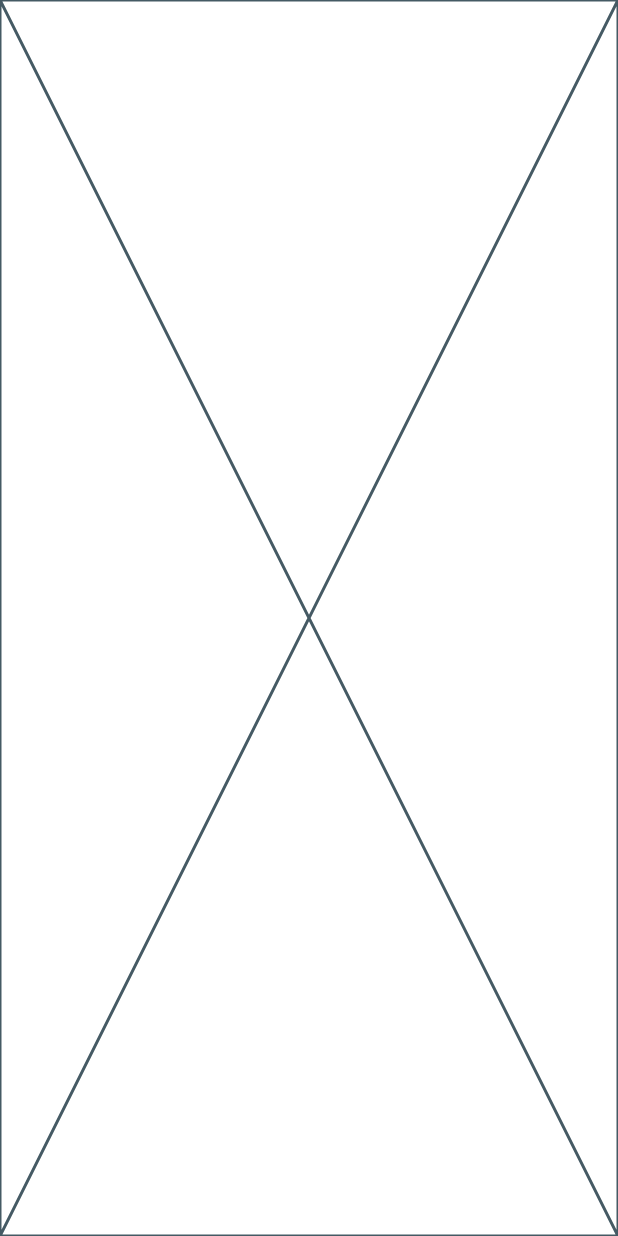
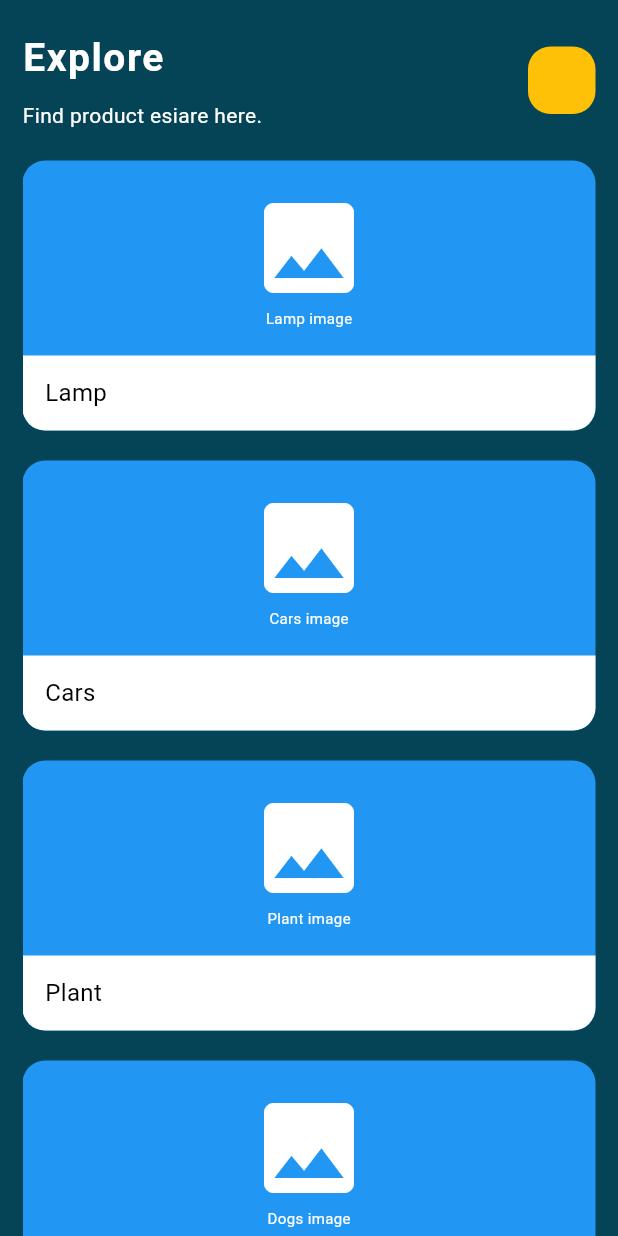
Before and after one commit to Ayushjangid98/class_flutter, a Flutter app: the screen it shows after launch, on a phone screen of 412 x 824 dp. Run offline on Flutter 3.47's test engine with Material 3 defaults, Android fonts, the light colour scheme and no system bars.

Commit message:
ui practice

```diff
--- a/lib/list_class.dart
+++ /dev/null
@@ -1,7 +0,0 @@
-
-
-void listFunction(){
-
-
-
-}
--- a/lib/main.dart
+++ b/lib/main.dart
@@ -1,229 +1,100 @@
-import 'dart:convert';
-
 import 'package:flutter/material.dart';
 
-import 'list_class.dart';
-
+// https://static.vecteezy.com/system/resources/previews/008/295/003/original/simple-store-online-ui-design-template-suitable-designing-application-for-android-and-ios-ecommerce-app-mobile-free-vector.jpg
 void main() {
-  listFunction();
   runApp(const MyApp());
 }
 
 class MyApp extends StatelessWidget {
   const MyApp({super.key});
 
-  // This widget is the root of your application.
   @override
   Widget build(BuildContext context) {
-    return MaterialApp(
-      title: 'Flutter Demo',
-      theme: ThemeData(
-        colorScheme: ColorScheme.fromSeed(seedColor: Colors.deepPurple),
-        useMaterial3: true,
-      ),
-      home: const Test(),
+    return  MaterialApp(
+      home: Explore(),
     );
   }
 }
 
-class Test extends StatefulWidget {
-  const Test({super.key});
-
+class Explore extends StatelessWidget {
+  Explore({super.key});
+  List<Map<String,dynamic>> exploreItemsList =[
+    {"label":"Lamp","image":"Lamp image"},{"label":"Cars","image":"Cars image"},{"label":"Plant","image":"Plant image"},{"label":"Dogs","image":"Dogs image"},];
   @override
-  State<Test> createState() => _TestState();
-}
-
-class _TestState extends State<Test> {
+  Widget build(BuildContext context) {
+    return  Scaffold(
+      // backgroundColor: Colors.white,
+      backgroundColor:const  Color(0xff054456),
+      // backgroundColor: Color.fromRGBO(5, 68, 86, 1),
+      body: Padding(
+        // padding: const EdgeInsets.all(15),
+        padding: EdgeInsets.symmetric(horizontal: 15,vertical: MediaQuery.of(context).padding.top),
+        // padding: const EdgeInsets.only(top: 200),
+        child:  ListView(
+          children: [
+            const SizedBox(height: 20,),
+            Row(
+              mainAxisAlignment: MainAxisAlignment.spaceBetween,
+              children: [
+                const Column(
+                  crossAxisAlignment: CrossAxisAlignment.start,
+                  children: [
+                    Text("Explore",style: TextStyle(fontSize: 26,fontFamily: "Roboto",fontWeight: FontWeight.w600,color: Colors.white,letterSpacing: 1),),
+                    SizedBox(height: 10,),
+                    Text("Find product esiare here.",style: TextStyle(fontSize: 14,fontFamily: "Roboto",fontWeight: FontWeight.w400,color: Colors.white),),
+                  ],
+                ),
+                Container(
+                  height: 45,
+                  width: 45,
+                  decoration: BoxDecoration(
+                    color: Colors.amber,
+                    borderRadius: BorderRadius.circular(15),
+                  ),
+                )
+              ],
+            ),
+            const SizedBox(height: 20,),
+            ...List.generate(exploreItemsList.length, (index) => Container(
+              height: 180,
+              width: double.infinity,
+              margin: const EdgeInsets.only(bottom: 20),
+              decoration: BoxDecoration(
+                color: Colors.blue,
+                borderRadius: BorderRadius.circular(15),
+              ),
+              child: Column(
+                children: [
+                  Expanded(child: Column(
+                    crossAxisAlignment: CrossAxisAlignment.center,
+                    mainAxisAlignment: MainAxisAlignment.center,
+                    children: [
+                      const Icon(Icons.photo,size: 80,color: Colors.white,),
+                      Text(exploreItemsList[index]['image'],style: TextStyle(fontSize: 10,color: Colors.white),),
+                    ],
+                  )),
+                  Container(
+                    padding: const EdgeInsets.symmetric(horizontal: 15),
+                    alignment: Alignment.centerLeft,
+                    decoration:const BoxDecoration(
+                        color: Colors.white,
+                        borderRadius: BorderRadius.only(bottomLeft: Radius.circular(15),bottomRight: Radius.circular(15))
+                    ),
+                    height: 50,
+                    width: double.infinity,
+                    child: Text(exploreItemsList[index]['label'],style: const TextStyle(fontSize: 16,color: Colors.black),),
+                  )
+                ],
+              ),
+            )),
 
 
-  List<User> userModelList = <User>[
-    // User(id: 1, email: "xyz@gmail.com", name: "xyz", phone: "2345678987654")
-    User(name: "name", phone: "phone", id: 1)
-  ];
-  List<UserModel> userQuickModelList = <UserModel>[
-    UserModel.fromJson( {
-      "id": 10,
-      "name": "Moshe",
-      "email": "mbloxland9@live.com",
-      "phone_no": "663-526-1043"
-    }),
-  ];
-
-
-
-
-
-
-
-
-  List<int> ids = [1, 2, 4, 56];
-
-
-  List<User> userTable = <User>[];
-  List<Map<String, dynamic>> user = <Map<String, dynamic>>[
-    {
-      "id": 1,
-      "name": "Bartholomew",
-      "email": "brobarts0@toplist.cz",
-      "phone_no": "481-306-3783"
-    },
-    {
-      "id": 2,
-      "name": "Gunar",
-      "email": "gliell1@adobe.com",
-      "phone_no": "455-735-6609"
-    },
-    {
-      "id": 3,
-      "name": "Annabell",
-      "email": "awannell2@weather.com",
-      "phone_no": "210-604-7984"
-    },
-  ];
-  void addMonitor(){
-    for (int i = 0; i < user.length; i++) {
-      userTable.add(
-        User(name: user[i]["name"], phone: user[i]["phone_no"],id: user[i]["id"],email: user[i]["email"]),
-      );
-    }
-
-    // for(User user in userTable){
-    //   print(user.name);
-    // }
-
-    for (var user in userTable) {
-      print(user.name);
-    }
-  }
-
-  @override
-  void initState() {
-    /// class type list
-    // print(userTable[1].phone);
-
-    /// Map<String,dynamic> type list
-    print(user[0]["name"]);
-    addMonitor();
-    print(userTable[1].name);
-
-    print(userTable.first.name);
-
-
-    // print(ids.first);
-    // print(userModelList.first.name);
-    // print(user.first["name"]);
-    // print(ids.join("-"));
-    userQuickModelList = List<UserModel>.from([
-      {
-        "id": 1,
-        "names": "Bartholomew",
-        "email": "brobarts0@toplist.cz",
-        "phone_no": "481-306-3783"
-      },
-      {
-        "id": 2,
-        "name": "Gunar",
-        "email": "gliell1@adobe.com",
-        "phone_no": "455-735-6609"
-      },
-      {
-        "id": 3,
-        "names": "Annabell",
-        "email": "awannell2@weather.com",
-        "phone_no": "210-604-7984"
-      },
-      {
-        "id": 4,
-        "name": "Vevay",
-        "email": "vamorine3@t.co",
-        "phone_no": "345-736-0286"
-      },
-      {
-        "id": 5,
-        "name": "Lucita",
-        "email": "ldabbotdoyle4@amazon.de",
-        "phone_no": "741-926-7899"
-      },
-      {
-        "id": 6,
-        "name": "Linea",
-        "email": "llydon5@mysql.com",
-        "phone_no": "902-190-4865"
-      },
-      {
-        "id": 7,
-        "name": "Katherine",
-        "email": "kpetican6@clickbank.net",
-        "phone_no": "515-408-8880"
-      },
-      {
-        "id": 8,
-        "name": "Wallis",
-        "email": "wsaltmarshe7@behance.net",
-        "phone_no": "587-449-5806"
-      },
-      {
-        "id": 9,
-        "name": "Barbey",
-        "email": "bscanlan8@newsvine.com",
-        "phone_no": "578-574-8274"
-      },
-      {
-        "id": 10,
-        "name": "Moshe",
-        "email": "mbloxland9@live.com",
-        "phone_no": "663-526-1043"
-      }
-    ].map((x) => UserModel.fromJson(x)));
-    // print(userQuickModelList.first.phoneNo);
-
-
-
-    super.initState();
-  }
-
-  @override
-  Widget build(BuildContext context) {
-    return const Placeholder();
+          ],
+        ),
+      ),
+    );
   }
 }
 
-class User {
-  int ? id;
-  String name;
-  String phone;
-  String ? email;
-  User({
-    this.id,
-    this.email,
-    required this.name,
-    required this.phone});
-}
-
-class UserModel {
-  final int? id;
-  final String? name;
-  final String? email;
-  final String? phoneNo;
-
-  UserModel({
-    this.id,
-    this.name,
-    this.email,
-    this.phoneNo,
-  });
-
-  factory UserModel.fromJson(Map<String, dynamic> json) => UserModel(
-        id: json["id"],
-        name: json["name"],
-        email: json["email"],
-        phoneNo: json["phone_no"],
-      );
-
-  Map<String, dynamic> toJson() => {
-        "id": id,
-        "name": name,
-        "email": email,
-        "phone_no": phoneNo,
-      };
-}
+///  today task
+///  https://assets.justinmind.com/wp-content/uploads/2020/09/ios-app-design-drum-school.png
```
